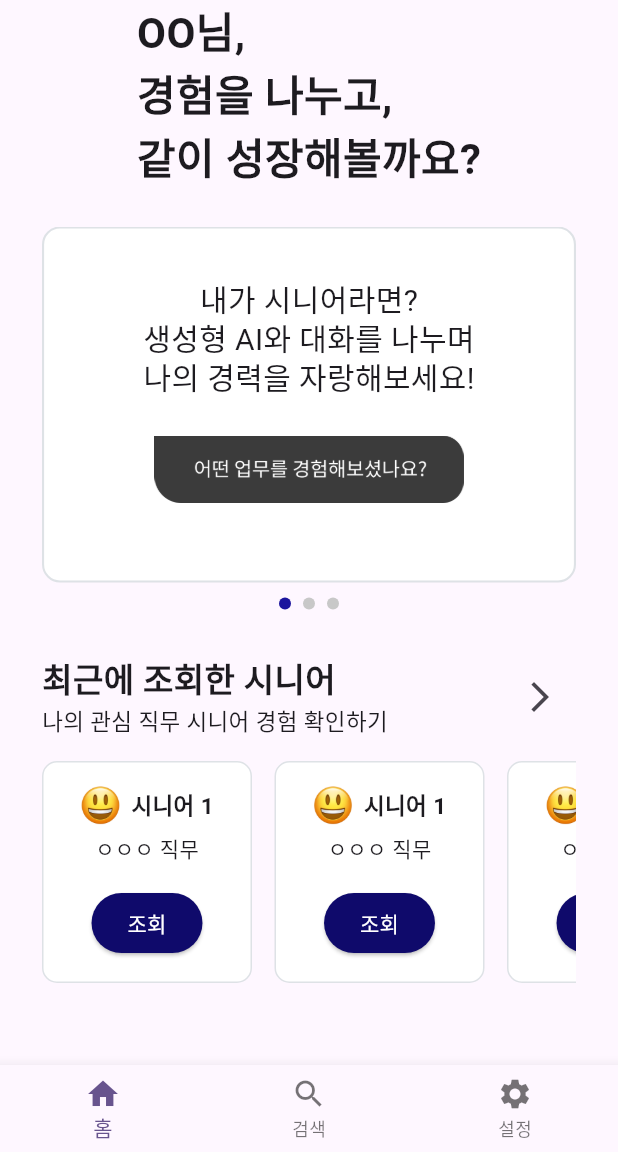
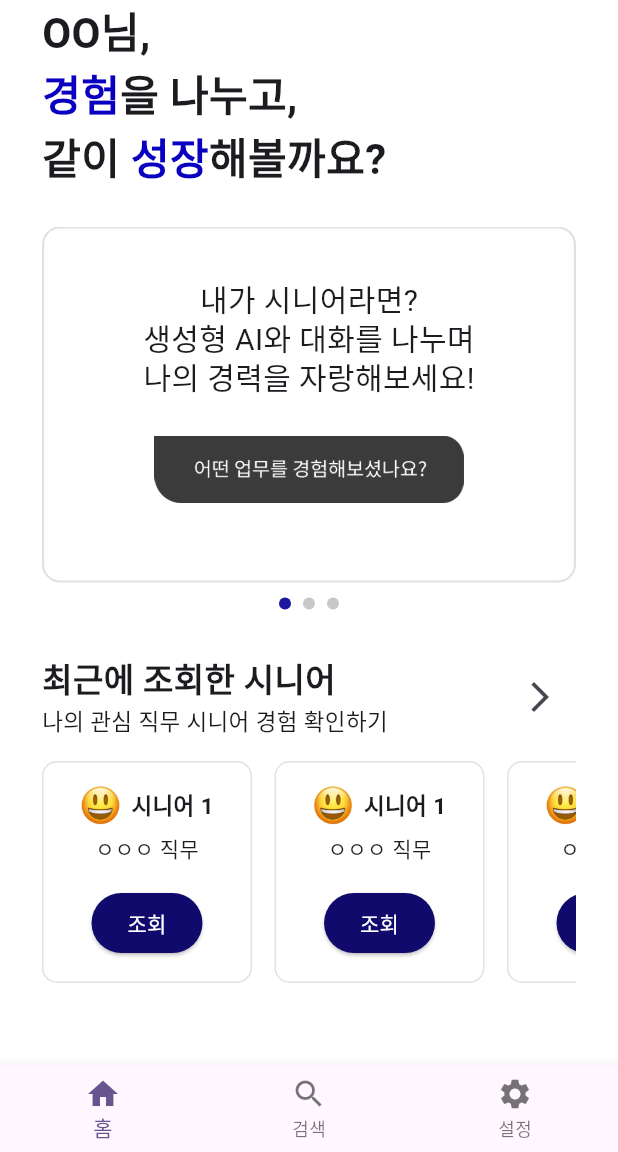
Before and after one commit to alsrudrl1220/NanuJOB, a Flutter app: the screen it shows after launch, on a phone screen of 412 x 824 dp, the part 84-1236 px from its top. Run offline on Flutter 3.47's test engine with Material 3 defaults, Android fonts, the phone set to English and light mode, and no system bars; drawn by our look-alikes of carousel_slider.

Commit message:
[feat] home 3차 완성

```diff
--- a/lib/HomePage.dart
+++ b/lib/HomePage.dart
@@ -1,5 +1,7 @@
 import 'package:carousel_slider/carousel_slider.dart';
 import 'package:flutter/material.dart';
+
+import 'MainPage.dart';
 
 class HomePage extends StatefulWidget {
   const HomePage({super.key});
@@ -71,26 +73,91 @@ class _HomePageState extends State<HomePage> {
         ),
       ),
     ),
-    Container(
-      color: Colors.red,
-      child: Center(child: Text("슬라이드 3", style: TextStyle(fontSize: 24, color: Colors.white))),
+    Expanded(
+      child: Container(
+        width: double.infinity,
+        decoration: BoxDecoration(
+          color: Colors.white,
+          border: Border.all(color: Color(0xffDEE2E6), width: 1.4),
+          borderRadius: BorderRadius.circular(12.0),
+        ),
+        child: Padding(
+          padding: EdgeInsets.fromLTRB(45, 35, 45, 0),
+          child: Column(
+            children: [
+              Text('내가 주니어라면?', style: TextStyle(fontSize: 20, height: 1.2),
+              ),
+              Text('시니어의 경험을 보며', style: TextStyle(fontSize: 20, height: 1.2),
+              ),
+              Text('나의 역량을 키워보세요!', style: TextStyle(fontSize: 20, height: 1.2),
+              ),
+              SizedBox(height: 25,),
+              Image.asset(
+                'assets/HomeChat.png',
+                height: 45,
+              ),
+            ],
+          ),
+        ),
+      ),
     ),
   ];
 
   @override
   Widget build(BuildContext context) {
     return Scaffold(
+      backgroundColor: Colors.white,
       body: Padding(
         padding: const EdgeInsets.symmetric(horizontal: 28.0),
         child: Column(
+          crossAxisAlignment: CrossAxisAlignment.start,
           children: [
             // 1. 상단 문구
             Column(
               crossAxisAlignment: CrossAxisAlignment.start,
               children: [
-                Text('OO님,', style: TextStyle(fontSize: 28, fontWeight: FontWeight.w700),),
-                Text('경험을 나누고,', style: TextStyle(fontSize: 28, fontWeight: FontWeight.w700),),
-                Text('같이 성장해볼까요?', style: TextStyle(fontSize: 28, fontWeight: FontWeight.w700),),
+                Text.rich(
+                  TextSpan(
+                    children: [
+                      TextSpan(
+                        text: 'OO님,',
+                        style: TextStyle(fontSize: 28, fontWeight: FontWeight.w700),
+                      ),
+                    ],
+                  ),
+                ),
+                Text.rich(
+                  TextSpan(
+                    children: [
+                      TextSpan(
+                        text: '경험',
+                        style: TextStyle(fontSize: 28, fontWeight: FontWeight.w900, color: Color(0xff0A00C0)),
+                      ),
+                      TextSpan(
+                        text: '을 나누고,',
+                        style: TextStyle(fontSize: 28, fontWeight: FontWeight.w700),
+                      ),
+                    ],
+                  ),
+                ),
+                Text.rich(
+                  TextSpan(
+                    children: [
+                      TextSpan(
+                        text: '같이 ',
+                        style: TextStyle(fontSize: 28, fontWeight: FontWeight.w700),
+                      ),
+                      TextSpan(
+                        text: '성장',
+                        style: TextStyle(fontSize: 28, fontWeight: FontWeight.bold, color: Color(0xff0A00C0)),
+                      ),
+                      TextSpan(
+                        text: '해볼까요?',
+                        style: TextStyle(fontSize: 28, fontWeight: FontWeight.w700),
+                      ),
+                    ],
+                  ),
+                ),
               ],
             ),
             SizedBox(height: 25,),
@@ -282,8 +349,6 @@ class _HomePageState extends State<HomePage> {
               ),
             ),
 
-
-
           ],
         ),
       ),
```
